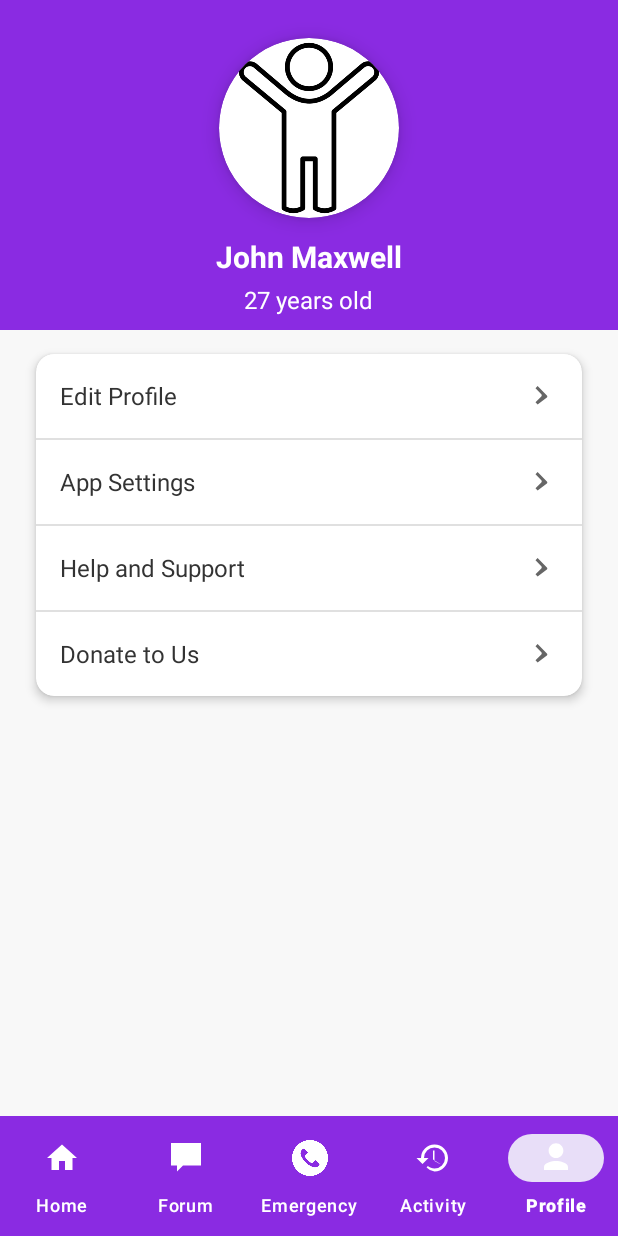
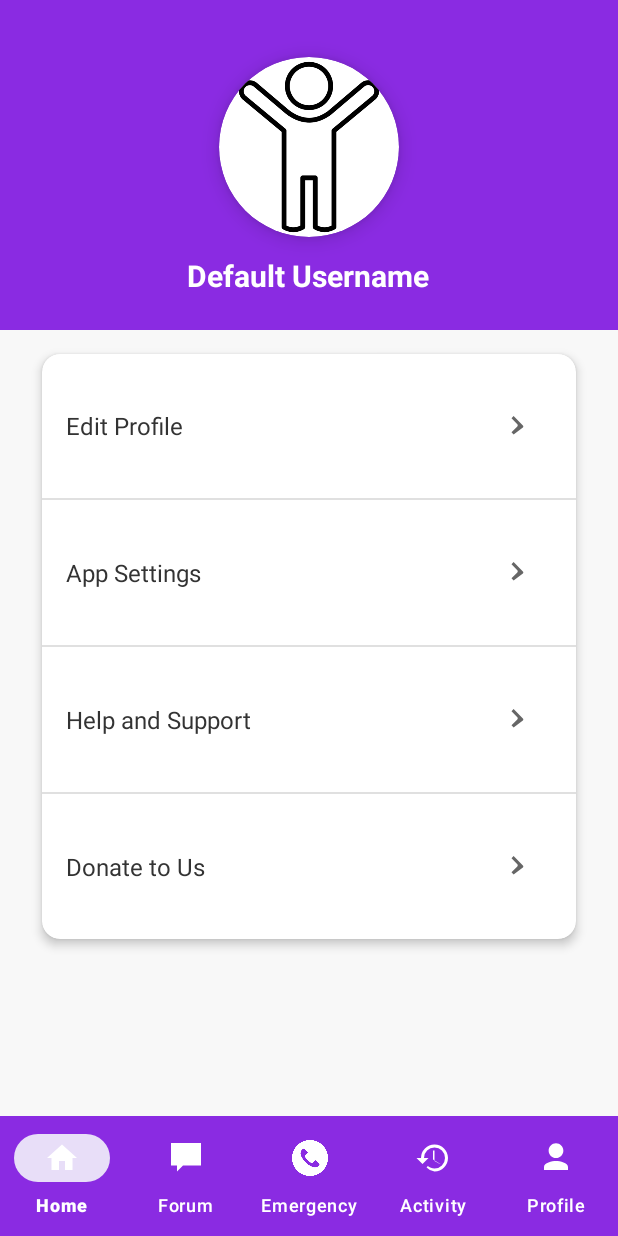
Before and after one commit to zec0816/MADHelpafriend, an Android app: the Profile screen opened directly, with no data from a screen before it, on a phone screen of 412 x 824 dp. Run offline under Robolectric (Android 15) with nearby library versions, the phone set to English and light mode, and no system bars; our stand-ins replace Volley; pictures from the network do not load.

Commit message:
design and function for profile can upload image

```diff
--- a/app/src/main/java/com/example/helpafriend/Profile.java
+++ b/app/src/main/java/com/example/helpafriend/Profile.java
@@ -1,55 +1,304 @@
 package com.example.helpafriend;
 
+import androidx.appcompat.app.AppCompatActivity;
+import android.app.Dialog;
+import android.content.DialogInterface;
+import android.content.Intent;
 import android.content.SharedPreferences;
+import android.graphics.Bitmap;
+import android.net.Uri;
 import android.os.Bundle;
+import android.provider.MediaStore;
+import android.util.Log;
+import android.view.View;
+import android.widget.Button;
+import android.widget.EditText;
+import android.widget.ImageButton;
+import android.widget.ImageView;
 import android.widget.TextView;
 import android.widget.Toast;
+import androidx.appcompat.app.AlertDialog;
+import androidx.core.app.ActivityCompat;
+import androidx.core.content.ContextCompat;
+import android.Manifest;
+import android.content.pm.PackageManager;
 
-public class Profile extends BaseActivity {
-    private TextView tvUsername;
-    private SharedPreferences sharedPreferences;
+import com.android.volley.Request;
+import com.android.volley.RequestQueue;
+import com.android.volley.toolbox.StringRequest;
+import com.android.volley.toolbox.Volley;
+
+import org.json.JSONObject;
+
+import java.io.File;
+import java.io.FileOutputStream;
+import java.io.IOException;
+import java.util.HashMap;
+import java.util.Map;
+
+public class Profile extends AppCompatActivity {
+
+    private static final int CAMERA_REQUEST_CODE = 1001;
+    private static final int GALLERY_REQUEST_CODE = 1002;
+    private static final int REQUEST_PERMISSION = 2000;
+    private static final String PREFS_NAME = "MyAppPrefs";
+
+    private ImageView profileImage;
+    private EditText usernameEditText;
+    private ImageButton btnEditProfile, btnSettings, btnHelpSupport, btnDonate;
+
+    private Uri currentPhotoUri;
+    private Bitmap currentBitmap;
+    private SharedPreferences preferences;
 
     @Override
     protected void onCreate(Bundle savedInstanceState) {
         super.onCreate(savedInstanceState);
         setContentView(R.layout.activity_profile);
 
-        // Use the same SharedPreferences name as in Login
-        sharedPreferences = getSharedPreferences("MyAppPrefs", MODE_PRIVATE);
+        // Initialize views and preferences
+        profileImage = findViewById(R.id.profileImage);
+        usernameEditText = findViewById(R.id.usernameEditText);
+        preferences = getSharedPreferences(PREFS_NAME, MODE_PRIVATE);
 
-        // Initialize username TextView
-        tvUsername = findViewById(R.id.username);
+        // Retrieve the username from SharedPreferences
+        String username = preferences.getString("username", "Default Username");
+        usernameEditText.setText(username);
 
-        // Update username display
-        updateUsername();
+        // Load profile image
+        loadProfileImage();
 
-        // Setup bottom navigation
-        setupBottomNavigation();
+
+        // Set up click listener for profile image
+        profileImage.setOnClickListener(this::handleProfileImageClick);
+
+        // Initialize buttons
+        btnEditProfile = findViewById(R.id.btnEditProfile);
+        btnSettings = findViewById(R.id.btnSettings);
+        btnHelpSupport = findViewById(R.id.btnHelpSupport);
+        btnDonate = findViewById(R.id.btnDonate);
+
+        // Set click listeners for buttons
+        btnEditProfile.setOnClickListener(v -> {
+            showPasswordVerificationDialog();
+        });
+
+        btnSettings.setOnClickListener(v -> {
+            Intent intent = new Intent(Profile.this, SettingsProfile.class);
+            startActivity(intent);
+        });
+
+        btnHelpSupport.setOnClickListener(v -> {
+            Intent intent = new Intent(Profile.this, HelpSupportProfile.class);
+            startActivity(intent);
+        });
+
+        btnDonate.setOnClickListener(v -> {
+            Intent intent = new Intent(Profile.this, DonateProfile.class);
+            startActivity(intent);
+        });
+    }
+
+    private void loadProfileImage() {
+        // First try to load from internal storage
+        File imageFile = new File(getFilesDir(), "profile_image.jpg");
+        if (imageFile.exists()) {
+            try {
+                currentPhotoUri = Uri.fromFile(imageFile);
+                profileImage.setImageURI(currentPhotoUri);
+                return;
+            } catch (Exception e) {
+                e.printStackTrace();
+            }
+        }
+
+        // If internal storage image doesn't exist, try SharedPreferences URI
+        String profileImageUri = preferences.getString("profile_image_uri", null);
+        if (profileImageUri != null) {
+            try {
+                currentPhotoUri = Uri.parse(profileImageUri);
+                profileImage.setImageURI(currentPhotoUri);
+                // Copy external image to internal storage for persistence
+                copyUriToInternalStorage(currentPhotoUri);
+            } catch (Exception e) {
+                e.printStackTrace();
+                setDefaultImage();
+            }
+        } else {
+            setDefaultImage();
+        }
+    }
+
+    private void setDefaultImage() {
+        profileImage.setImageResource(R.drawable.man);
+        currentPhotoUri = null;
+        currentBitmap = null;
+    }
+
+    private void copyUriToInternalStorage(Uri sourceUri) {
+        try {
+            Bitmap bitmap = MediaStore.Images.Media.getBitmap(getContentResolver(), sourceUri);
+            saveImageToStorage(bitmap);
+        } catch (IOException e) {
+            e.printStackTrace();
+        }
+    }
+
+    private void showPasswordVerificationDialog() {
+        AlertDialog.Builder builder = new AlertDialog.Builder(this);
+        View dialogView = getLayoutInflater().inflate(R.layout.dialog_verify_password, null);
+        EditText passwordEditText = dialogView.findViewById(R.id.passwordEditText);
+
+        builder.setView(dialogView)
+                .setTitle("Verify Password")
+                .setPositiveButton("Verify", null)
+                .setNegativeButton("Cancel", (dialog, which) -> dialog.dismiss());
+
+        AlertDialog dialog = builder.create();
+
+        // Show keyboard automatically
+        passwordEditText.requestFocus();
+
+        dialog.setOnShowListener(dialogInterface -> {
+            Button button = dialog.getButton(AlertDialog.BUTTON_POSITIVE);
+            button.setOnClickListener(view -> {
+                String password = passwordEditText.getText().toString().trim();
+                if (password.isEmpty()) {
+                    passwordEditText.setError("Password is required");
+                    return;
+                }
+                verifyPassword(password, dialog);
+            });
+        });
+
+        dialog.show();
+    }
+
+    private void verifyPassword(String password, Dialog dialog) {
+        SharedPreferences preferences = getSharedPreferences("MyAppPrefs", MODE_PRIVATE);
+        String storedPassword = preferences.getString("password", "");
+
+        if (storedPassword.equals(password)) {
+            dialog.dismiss();
+            Intent intent = new Intent(Profile.this, EditProfile.class);
+            startActivity(intent);
+        } else {
+            Toast.makeText(Profile.this, "Invalid password", Toast.LENGTH_SHORT).show();
+        }
+    }
+
+    private void handleProfileImageClick(View view) {
+        // Check for permission
+        if (ContextCompat.checkSelfPermission(this, Manifest.permission.CAMERA)
+                == PackageManager.PERMISSION_GRANTED) {
+            showImageOptionsDialog();
+        } else {
+            ActivityCompat.requestPermissions(
+                    this,
+                    new String[]{Manifest.permission.CAMERA},
+                    REQUEST_PERMISSION
+            );
+        }
+    }
+
+    private void showImageOptionsDialog() {
+        AlertDialog.Builder builder = new AlertDialog.Builder(this);
+        builder.setTitle("Change Profile Image")
+                .setItems(new CharSequence[]{"Take Photo", "Choose from Gallery"}, (dialog, which) -> {
+                    if (which == 0) {
+                        openCamera();
+                    } else {
+                        openGallery();
+                    }
+                })
+                .show();
+    }
+
+    private void openGallery() {
+        Intent pickPhotoIntent = new Intent(Intent.ACTION_PICK, MediaStore.Images.Media.EXTERNAL_CONTENT_URI);
+        startActivityForResult(pickPhotoIntent, GALLERY_REQUEST_CODE);
+    }
+
+    private void openCamera() {
+        Intent takePhotoIntent = new Intent(MediaStore.ACTION_IMAGE_CAPTURE);
+        startActivityForResult(takePhotoIntent, CAMERA_REQUEST_CODE);
     }
 
     @Override
-    protected void onResume() {
-        super.onResume();
-        updateUsername(); // Refresh username every time activity becomes visible
+    protected void onActivityResult(int requestCode, int resultCode, Intent data) {
+        super.onActivityResult(requestCode, resultCode, data);
+
+        if (resultCode == RESULT_OK) {
+            if (requestCode == GALLERY_REQUEST_CODE && data != null) {
+                Uri selectedImageUri = data.getData();
+                currentPhotoUri = selectedImageUri;
+                profileImage.setImageURI(selectedImageUri);
+                try {
+                    // Convert URI to bitmap and save to internal storage
+                    Bitmap bitmap = MediaStore.Images.Media.getBitmap(getContentResolver(), selectedImageUri);
+                    currentBitmap = bitmap;
+                    uploadProfileImage();
+                } catch (IOException e) {
+                    e.printStackTrace();
+                    Toast.makeText(this, "Failed to process image", Toast.LENGTH_SHORT).show();
+                }
+            } else if (requestCode == CAMERA_REQUEST_CODE && data != null) {
+                currentBitmap = (Bitmap) data.getExtras().get("data");
+                profileImage.setImageBitmap(currentBitmap);
+                uploadProfileImage();
+            }
+        }
     }
 
-    private void updateUsername() {
-        String username = sharedPreferences.getString("username", "");
-        if (!username.isEmpty()) {
-            tvUsername.setText(username);
+    private void uploadProfileImage() {
+        if (currentBitmap != null) {
+            // Save the image in internal storage
+            saveImageToStorage(currentBitmap);
+
+            // Update SharedPreferences with the internal storage URI
+            File savedFile = new File(getFilesDir(), "profile_image.jpg");
+            currentPhotoUri = Uri.fromFile(savedFile);
+
+            SharedPreferences.Editor editor = preferences.edit();
+            editor.putString("profile_image_uri", currentPhotoUri.toString());
+            editor.apply();
+
+            Toast.makeText(this, "Profile photo updated!", Toast.LENGTH_SHORT).show();
         } else {
-            // For debugging - remove in production
-            Toast.makeText(this, "Username not found in SharedPreferences", Toast.LENGTH_SHORT).show();
+            Toast.makeText(this, "No image to upload", Toast.LENGTH_SHORT).show();
+        }
+    }
+
+    private void saveImageToStorage(Bitmap bitmap) {
+        try {
+            FileOutputStream outputStream = openFileOutput("profile_image.jpg", MODE_PRIVATE);
+            bitmap.compress(Bitmap.CompressFormat.JPEG, 100, outputStream);
+            outputStream.close();
+        } catch (IOException e) {
+            e.printStackTrace();
+            Toast.makeText(this, "Failed to save image", Toast.LENGTH_SHORT).show();
         }
     }
 
     @Override
-    protected int getSelectedNavItemId(String role) {
-        if ("volunteer".equals(role)) {
-            return R.id.volunteer_profile; // Default item for volunteer role
-        } else {
-            return R.id.nav_profile; // Correct ID for forum in OKU role
+    public void onRequestPermissionsResult(int requestCode,
+                                           String[] permissions,
+                                           int[] grantResults) {
+        super.onRequestPermissionsResult(requestCode, permissions, grantResults);
+        if (requestCode == REQUEST_PERMISSION) {
+            if (grantResults.length > 0 && grantResults[0] == PackageManager.PERMISSION_GRANTED) {
+                showImageOptionsDialog();
+            } else {
+                Toast.makeText(this, "Camera permission is required", Toast.LENGTH_SHORT).show();
+            }
         }
     }
 
+    protected int getSelectedNavItemId(String role) {
+        if ("volunteer".equals(role)) {
+            return R.id.volunteer_home; // Default item for volunteer role
+        } else {
+            return R.id.nav_emergency_contact; // Correct ID for Emergency Hotline in OKU role
+        }
+    }
 }
--- a/app/src/main/res/layout/activity_profile.xml
+++ b/app/src/main/res/layout/activity_profile.xml
@@ -32,51 +32,54 @@
                 android:layout_width="match_parent"
                 android:layout_height="match_parent"
                 android:scaleType="centerCrop"
-                android:src="@drawable/man" />
+                android:src="@drawable/man"
+                android:clickable="true"
+                android:focusable="true"
+                android:onClick="onProfileImageClick" />
         </androidx.cardview.widget.CardView>
 
         <!-- Profile Name -->
-        <TextView
-            android:id="@+id/username"
+        <EditText
+            android:id="@+id/usernameEditText"
             android:layout_width="wrap_content"
             android:layout_height="wrap_content"
             android:layout_marginTop="12dp"
             android:text="John Maxwell"
+            android:gravity="center"
             android:textColor="@android:color/white"
             android:textSize="20sp"
-            android:textStyle="bold" />
-
-        <!-- Profile Age -->
-        <TextView
-            android:id="@+id/userAge"
-            android:layout_width="wrap_content"
-            android:layout_height="wrap_content"
-            android:layout_marginTop="4dp"
-            android:text="27 years old"
-            android:textColor="@android:color/white"
-            android:textSize="16sp" />
+            android:textStyle="bold"
+            android:background="@android:color/transparent"
+            android:focusable="true"
+            android:focusableInTouchMode="true"
+            android:hint="Enter your username"
+            android:textColorHint="@android:color/white"
+            android:imeOptions="actionDone" />
     </LinearLayout>
 
     <!-- Menu Card -->
     <androidx.cardview.widget.CardView
-        android:layout_width="match_parent"
-        android:layout_height="wrap_content"
-        android:layout_marginStart="24dp"
-        android:layout_marginEnd="24dp"
+        android:layout_width="356dp"
+        android:layout_height="390dp"
         android:layout_marginTop="16dp"
+        android:layout_marginEnd="28dp"
         app:cardCornerRadius="12dp"
         app:cardElevation="4dp"
-        app:layout_constraintTop_toBottomOf="@id/headerSection">
+        app:layout_constraintBottom_toTopOf="@id/bottomNavigationView"
+        app:layout_constraintEnd_toEndOf="parent"
+        app:layout_constraintTop_toBottomOf="@id/headerSection"
+        app:layout_constraintVertical_bias="0.0">
 
         <LinearLayout
             android:layout_width="match_parent"
-            android:layout_height="wrap_content"
+            android:layout_height="match_parent"
             android:orientation="vertical">
 
             <!-- Edit Profile -->
             <LinearLayout
                 android:layout_width="match_parent"
-                android:layout_height="wrap_content"
+                android:layout_height="0dp"
+                android:layout_weight="1"
                 android:gravity="center_vertical"
                 android:orientation="horizontal"
                 android:padding="16dp">
@@ -89,14 +92,22 @@
                     android:textColor="#333333"
                     android:textSize="16sp" />
 
-                <ImageView
-                    android:layout_width="24dp"
-                    android:layout_height="24dp"
+                <FrameLayout
+                    android:layout_width="48dp"
+                    android:layout_height="48dp"
+                    android:foreground="?attr/selectableItemBackground">
+
+                    <ImageButton
+                        android:id="@+id/btnEditProfile"
+                        android:layout_width="match_parent"
+                        android:layout_height="match_parent"
+                        android:background="@null"
+                        android:contentDescription="Edit profile"
                         android:src="@drawable/icon_arrow"
                         app:tint="#666666" />
+                </FrameLayout>
             </LinearLayout>
 
-            <!-- Divider -->
             <View
                 android:layout_width="match_parent"
                 android:layout_height="1dp"
@@ -105,7 +116,8 @@
             <!-- App Settings -->
             <LinearLayout
                 android:layout_width="match_parent"
-                android:layout_height="wrap_content"
+                android:layout_height="0dp"
+                android:layout_weight="1"
                 android:gravity="center_vertical"
                 android:orientation="horizontal"
                 android:padding="16dp">
@@ -118,14 +130,22 @@
                     android:textColor="#333333"
                     android:textSize="16sp" />
 
-                <ImageView
-                    android:layout_width="24dp"
-                    android:layout_height="24dp"
+                <FrameLayout
+                    android:layout_width="48dp"
+                    android:layout_height="48dp"
+                    android:foreground="?attr/selectableItemBackground">
+
+                    <ImageButton
+                        android:id="@+id/btnSettings"
+                        android:layout_width="match_parent"
+                        android:layout_height="match_parent"
+                        android:background="@null"
+                        android:contentDescription="Open settings"
                         android:src="@drawable/icon_arrow"
                         app:tint="#666666" />
+                </FrameLayout>
             </LinearLayout>
 
-            <!-- Divider -->
             <View
                 android:layout_width="match_parent"
                 android:layout_height="1dp"
@@ -134,7 +154,8 @@
             <!-- Help & Support -->
             <LinearLayout
                 android:layout_width="match_parent"
-                android:layout_height="wrap_content"
+                android:layout_height="0dp"
+                android:layout_weight="1"
                 android:gravity="center_vertical"
                 android:orientation="horizontal"
                 android:padding="16dp">
@@ -147,14 +168,22 @@
                     android:textColor="#333333"
                     android:textSize="16sp" />
 
-                <ImageView
-                    android:layout_width="24dp"
-                    android:layout_height="24dp"
+                <FrameLayout
+                    android:layout_width="48dp"
+                    android:layout_height="48dp"
+                    android:foreground="?attr/selectableItemBackground">
+
+                    <ImageButton
+                        android:id="@+id/btnHelpSupport"
+                        android:layout_width="match_parent"
+                        android:layout_height="match_parent"
+                        android:background="@null"
+                        android:contentDescription="Help and support"
                         android:src="@drawable/icon_arrow"
                         app:tint="#666666" />
+                </FrameLayout>
             </LinearLayout>
 
-            <!-- Divider -->
             <View
                 android:layout_width="match_parent"
                 android:layout_height="1dp"
@@ -163,7 +192,8 @@
             <!-- Donate to Us -->
             <LinearLayout
                 android:layout_width="match_parent"
-                android:layout_height="wrap_content"
+                android:layout_height="0dp"
+                android:layout_weight="1"
                 android:gravity="center_vertical"
                 android:orientation="horizontal"
                 android:padding="16dp">
@@ -176,25 +206,38 @@
                     android:textColor="#333333"
                     android:textSize="16sp" />
 
-                <ImageView
-                    android:layout_width="24dp"
-                    android:layout_height="24dp"
+                <FrameLayout
+                    android:layout_width="48dp"
+                    android:layout_height="48dp"
+                    android:foreground="?attr/selectableItemBackground">
+
+
+                    <ImageButton
+                        android:id="@+id/btnDonate"
+                        android:layout_width="match_parent"
+                        android:layout_height="match_parent"
+                        android:background="@null"
+                        android:contentDescription="Donate to us"
                         android:src="@drawable/icon_arrow"
                         app:tint="#666666" />
+                </FrameLayout>
             </LinearLayout>
         </LinearLayout>
     </androidx.cardview.widget.CardView>
 
-    <!-- Bottom Navigation -->
     <com.google.android.material.bottomnavigation.BottomNavigationView
         android:id="@+id/bottomNavigationView"
         android:layout_width="match_parent"
         android:layout_height="wrap_content"
+        app:menu="@menu/bottom_nav_menu"
         android:layout_gravity="bottom"
         android:background="#8A2BE2"
         app:itemIconTint="@color/white"
         app:itemTextColor="@color/white"
         app:labelVisibilityMode="labeled"
-        app:layout_constraintBottom_toBottomOf="parent" />
+        app:layout_constraintBottom_toBottomOf="parent"
+        app:layout_constraintEnd_toEndOf="parent"
+        app:layout_constraintStart_toStartOf="parent" />
+
 
 </androidx.constraintlayout.widget.ConstraintLayout>
```
Lines whose indentation alone changed are shown as unchanged.
